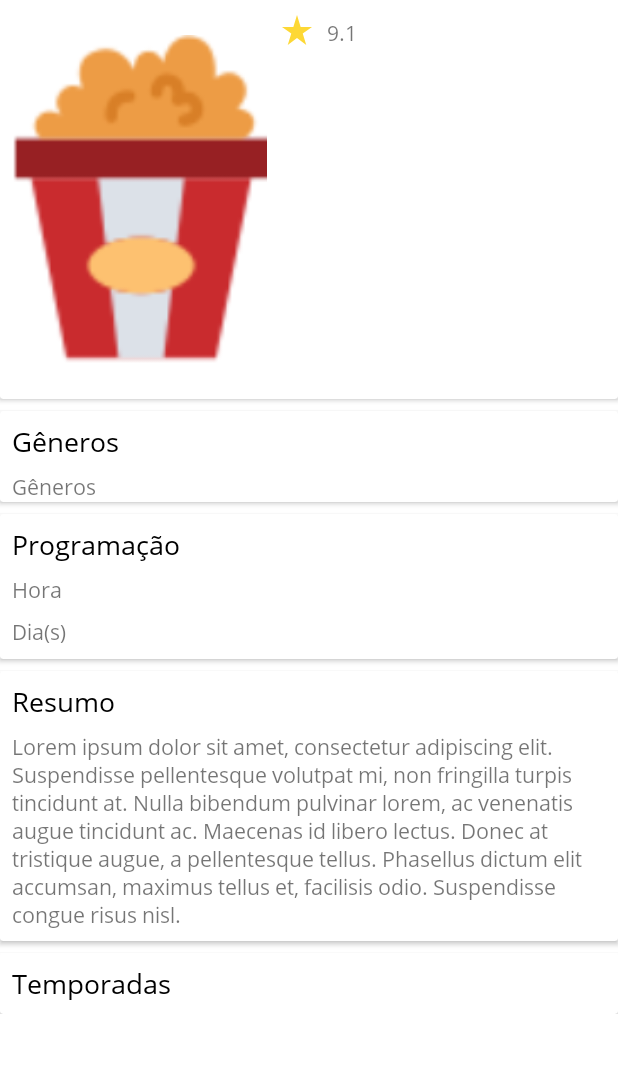
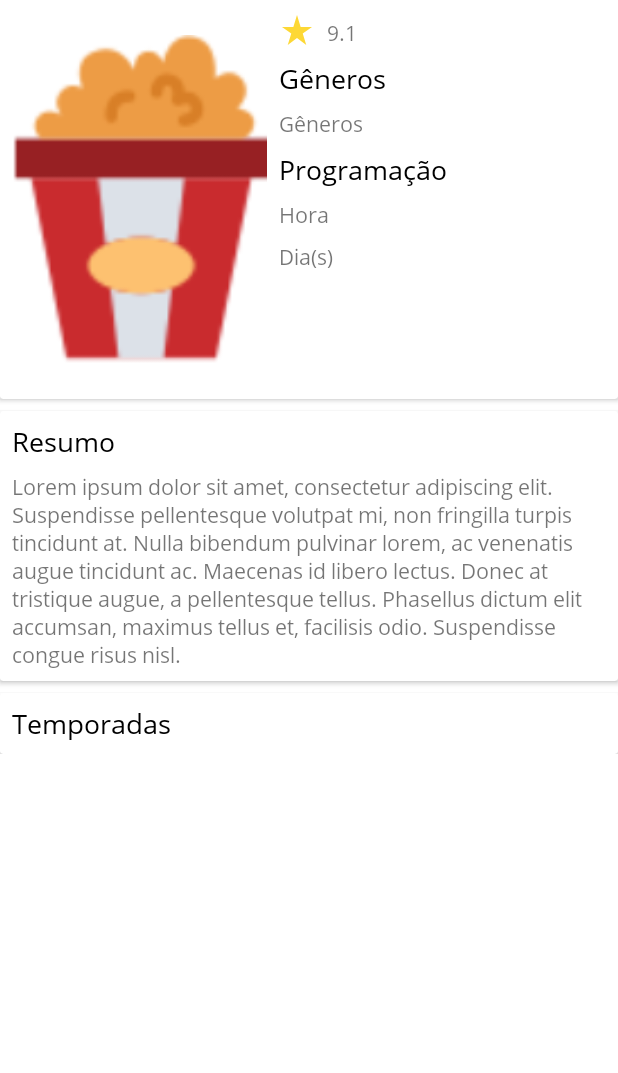
Before and after one commit to marcelonomad/MinhaSerie, an Android app: the ShowDetail screen opened directly, with no data from a screen before it, on a phone screen of 412 x 824 dp, the part 145-1218 px from its top. Run offline under Robolectric (Android 15) with nearby library versions, the phone set to English and light mode, and no system bars; pictures from the network do not load; 1 statement that could not run was skipped.

```diff
--- a/app/src/main/java/com/nomad/minhaserie/dataaccess/models/ImageShow.kt
+++ b/app/src/main/java/com/nomad/minhaserie/dataaccess/models/ImageShow.kt
@@ -2,6 +2,7 @@ package com.nomad.minhaserie.dataaccess.models
 
 import com.google.gson.annotations.Expose
 import com.google.gson.annotations.SerializedName
+import java.io.Serializable
 
 data class ImageShow(
     @SerializedName("medium")
@@ -11,4 +12,4 @@ data class ImageShow(
     @SerializedName("original")
     @Expose
     val original: String? = null
-)
+):Serializable
--- a/app/src/main/java/com/nomad/minhaserie/ui/ShowDetail.kt
+++ b/app/src/main/java/com/nomad/minhaserie/ui/ShowDetail.kt
@@ -5,7 +5,6 @@ import androidx.appcompat.app.AppCompatActivity
 import android.os.Bundle
 import android.text.Html
 import android.view.View
-import android.widget.LinearLayout
 import androidx.recyclerview.widget.LinearLayoutManager
 import com.bumptech.glide.Glide
 import com.bumptech.glide.request.RequestOptions
@@ -16,11 +15,9 @@ import com.nomad.minhaserie.dataaccess.api.TVMazeEndpoints
 import com.nomad.minhaserie.dataaccess.models.Episode
 import com.nomad.minhaserie.dataaccess.models.Season
 import com.nomad.minhaserie.dataaccess.models.Show
-import kotlinx.android.synthetic.main.activity_main.*
 import kotlinx.android.synthetic.main.activity_show_detail.*
 import retrofit2.Call
 import retrofit2.Response
-import java.lang.Exception
 
 class ShowDetail : AppCompatActivity() {
     var id: Int = 0
--- a/app/src/main/res/layout/activity_show_detail.xml
+++ b/app/src/main/res/layout/activity_show_detail.xml
@@ -75,17 +75,6 @@
                         android:text="@string/show_rate"
                         app:layout_constraintStart_toEndOf="@+id/imgRateShowDetalhe"
                         app:layout_constraintTop_toBottomOf="@+id/lblNomeShow" />
-                </androidx.constraintlayout.widget.ConstraintLayout>
-            </androidx.cardview.widget.CardView>
-
-            <androidx.cardview.widget.CardView
-                android:layout_width="match_parent"
-                android:layout_height="match_parent"
-                android:layout_marginBottom="8dp">
-
-                <androidx.constraintlayout.widget.ConstraintLayout
-                    android:layout_width="match_parent"
-                    android:layout_height="match_parent">
 
                     <TextView
                         android:id="@+id/lblShowGenero"
@@ -96,8 +85,8 @@
                         android:text="@string/genres"
                         android:textColor="@color/black"
                         android:textSize="18sp"
-                        app:layout_constraintStart_toStartOf="parent"
-                        app:layout_constraintTop_toTopOf="parent" />
+                        app:layout_constraintStart_toEndOf="@+id/imgShowDetalhe"
+                        app:layout_constraintTop_toBottomOf="@+id/imgRateShowDetalhe" />
 
                     <TextView
                         android:id="@+id/lblShowGeneros"
@@ -108,20 +97,8 @@
                         android:layout_marginEnd="8dp"
                         android:text="@string/genres"
                         app:layout_constraintEnd_toEndOf="parent"
-                        app:layout_constraintStart_toStartOf="parent"
+                        app:layout_constraintStart_toEndOf="@+id/imgShowDetalhe"
                         app:layout_constraintTop_toBottomOf="@+id/lblShowGenero" />
-
-                </androidx.constraintlayout.widget.ConstraintLayout>
-            </androidx.cardview.widget.CardView>
-
-            <androidx.cardview.widget.CardView
-                android:layout_width="match_parent"
-                android:layout_height="match_parent"
-                android:layout_marginBottom="8dp">
-
-                <androidx.constraintlayout.widget.ConstraintLayout
-                    android:layout_width="match_parent"
-                    android:layout_height="match_parent">
 
                     <TextView
                         android:id="@+id/lblProgramacaoDetalhe"
@@ -132,17 +109,19 @@
                         android:text="@string/programacao"
                         android:textColor="@color/black"
                         android:textSize="18sp"
-                        app:layout_constraintStart_toStartOf="parent"
-                        app:layout_constraintTop_toTopOf="parent" />
+                        app:layout_constraintStart_toEndOf="@+id/imgShowDetalhe"
+                        app:layout_constraintTop_toBottomOf="@+id/lblShowGeneros" />
 
                     <TextView
                         android:id="@+id/lblHoraShowDetalhe"
-                        android:layout_width="wrap_content"
+                        android:layout_width="0dp"
                         android:layout_height="wrap_content"
                         android:layout_marginStart="8dp"
                         android:layout_marginTop="8dp"
+                        android:layout_marginEnd="8dp"
                         android:text="@string/hour"
-                        app:layout_constraintStart_toStartOf="parent"
+                        app:layout_constraintEnd_toEndOf="parent"
+                        app:layout_constraintStart_toEndOf="@+id/imgShowDetalhe"
                         app:layout_constraintTop_toBottomOf="@+id/lblProgramacaoDetalhe" />
 
                     <TextView
@@ -152,11 +131,9 @@
                         android:layout_marginStart="8dp"
                         android:layout_marginTop="8dp"
                         android:layout_marginEnd="8dp"
-                        android:layout_marginBottom="8dp"
                         android:text="@string/days"
-                        app:layout_constraintBottom_toBottomOf="parent"
                         app:layout_constraintEnd_toEndOf="parent"
-                        app:layout_constraintStart_toStartOf="parent"
+                        app:layout_constraintStart_toEndOf="@+id/imgShowDetalhe"
                         app:layout_constraintTop_toBottomOf="@+id/lblHoraShowDetalhe" />
                 </androidx.constraintlayout.widget.ConstraintLayout>
             </androidx.cardview.widget.CardView>
--- a/app/src/main/res/values/strings.xml
+++ b/app/src/main/res/values/strings.xml
@@ -3,7 +3,7 @@
     <string name="show_rate">9.1</string>
     <string name="name">Nome</string>
     <string name="search">Procurar</string>
-    <string name="genres" >Gêneros</string>
+    <string name="genres">Gêneros</string>
     <string name="programacao">Programação</string>
     <string name="hour">Hora</string>
     <string name="days">Dia(s)</string>
```
Also changed, not shown: app/src/main/AndroidManifest.xml (+7 -4 lines), app/src/main/java/com/nomad/minhaserie/adapter/EpisodeAdapter.kt (+12 -2 lines), app/src/main/java/com/nomad/minhaserie/dataaccess/models/Episode.kt (+7 -2 lines), app/src/main/java/com/nomad/minhaserie/ui/EpisodeDetail.kt (added, +51 -0 lines), app/src/main/res/layout/activity_episode_detail.xml (added, +99 -0 lines), app/src/main/res/layout/item_episode.xml (+2 -13 lines).
